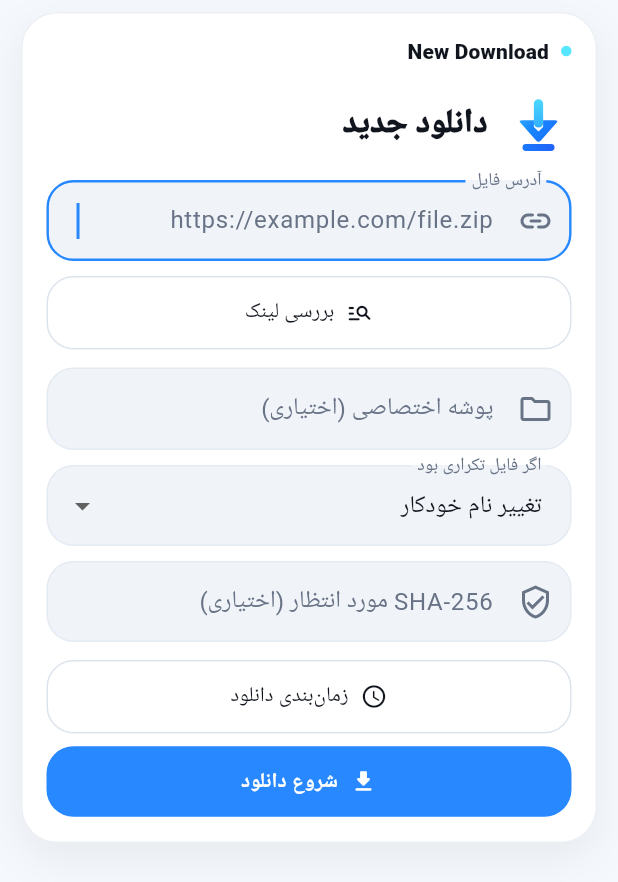
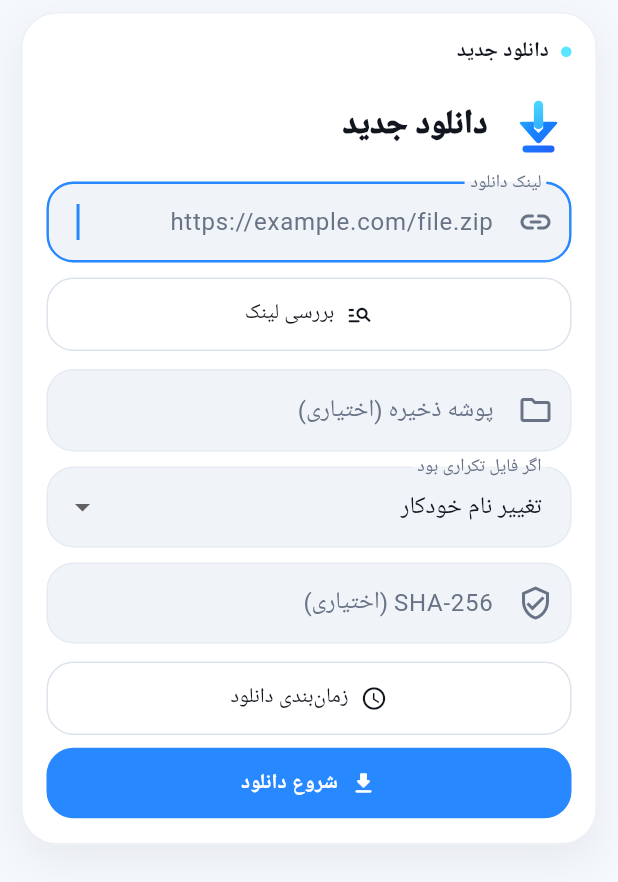
Before and after one commit to sahandse/tondro, a Flutter app: the NewDownloadSheet widget shown alone on an empty page, opened directly with empty values, on a phone screen of 412 x 824 dp. Shown: the top 882 px of the screen. Run offline on Flutter 3.47's test engine with Material 3 defaults, Android fonts, the light colour scheme and no system bars; our stand-ins replace file_picker, google_fonts, share_plus, shared_preferences, webview_flutter; missing offline and left inert: background_downloader, dtorrent_task_v2, home_widget, receive_sharing_intent; accounts and stored records are empty; Roboto replaces fonts that are missing (Vazirmatn); statements that could not run were skipped.

Commit message:
ui: modernize new download sheet copy

```diff
--- a/lib/src/features/downloads/presentation/new_download_sheet.dart
+++ b/lib/src/features/downloads/presentation/new_download_sheet.dart
@@ -134,7 +134,7 @@ class _NewDownloadSheetState extends State<NewDownloadSheet> {
       padding: EdgeInsets.fromLTRB(14, 8, 14, keyboard + 14),
       child: SingleChildScrollView(
         child: XpWindowFrame(
-          title: 'New Download',
+          title: 'دانلود جدید',
           padding: const EdgeInsets.all(16),
           child: Column(
             mainAxisSize: MainAxisSize.min,
@@ -170,7 +170,7 @@ class _NewDownloadSheetState extends State<NewDownloadSheet> {
                 },
                 decoration: const InputDecoration(
                   hintText: 'https://example.com/file.zip',
-                  labelText: 'آدرس فایل',
+                  labelText: 'لینک دانلود',
                   prefixIcon: Icon(Icons.link_rounded),
                 ),
               ),
@@ -245,7 +245,7 @@ class _NewDownloadSheetState extends State<NewDownloadSheet> {
               TextField(
                 controller: _folder,
                 decoration: const InputDecoration(
-                  labelText: 'پوشه اختصاصی (اختیاری)',
+                  labelText: 'پوشه ذخیره (اختیاری)',
                   hintText: 'مثلاً Movies',
                   prefixIcon: Icon(Icons.folder_outlined),
                 ),
@@ -273,7 +273,7 @@ class _NewDownloadSheetState extends State<NewDownloadSheet> {
                 controller: _sha256,
                 textDirection: TextDirection.ltr,
                 decoration: const InputDecoration(
-                  labelText: 'SHA-256 مورد انتظار (اختیاری)',
+                  labelText: 'SHA-256 (اختیاری)',
                   hintText: '64 hex characters',
                   prefixIcon: Icon(Icons.verified_user_outlined),
                 ),
```
